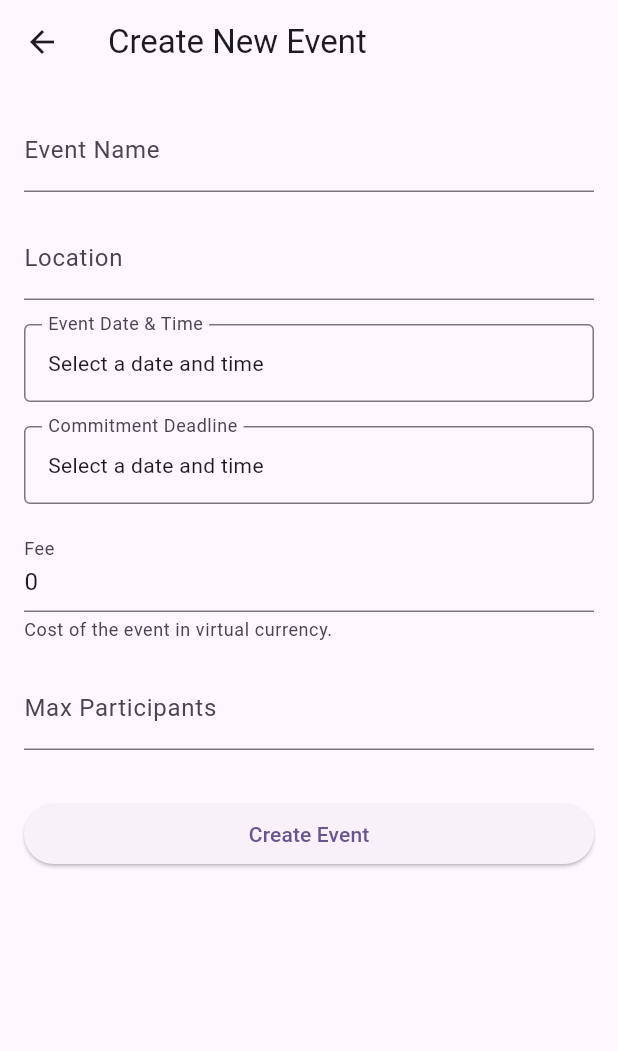
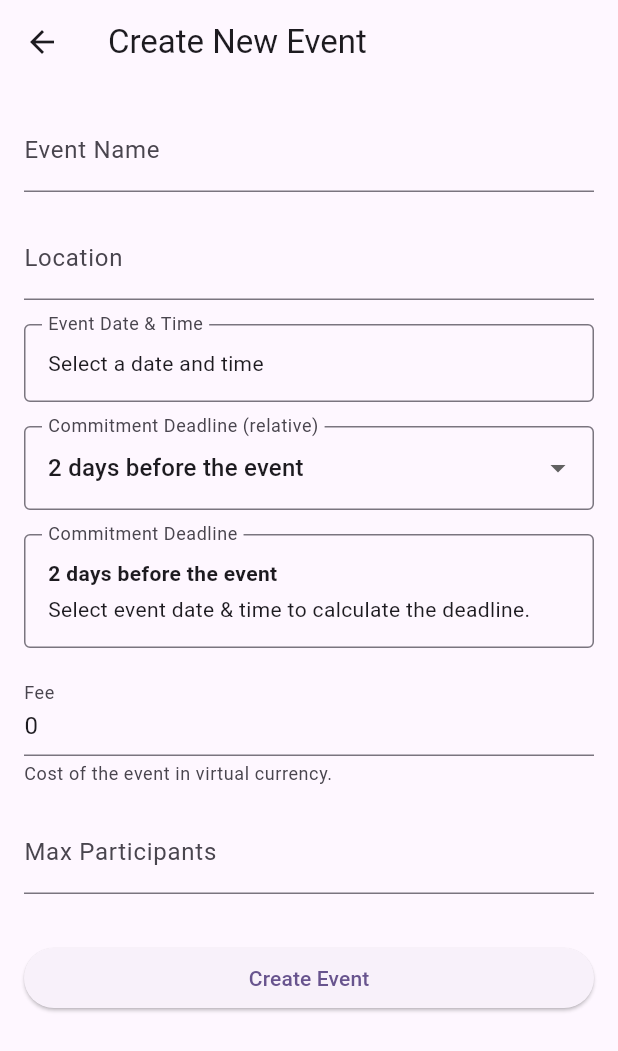
Before and after one commit to amitrke/getspot, a Flutter app: the CreateEventScreen screen opened directly with empty values, on a phone screen of 412 x 824 dp. Shown: the top 1051 px of the screen. Run offline on Flutter 3.47's test engine with Material 3 defaults, Android fonts, the phone set to English and light mode, and no system bars; our stand-ins replace cloud_firestore, cloud_functions, firebase_auth, firebase_core, firebase_messaging, flutter_local_notifications and 2 more; accounts and stored records are empty; network calls fail.

Commit message:
feat: Add relative commitment deadline options and copy group code functionality

```diff
--- a/lib/screens/create_event_screen.dart
+++ b/lib/screens/create_event_screen.dart
@@ -3,6 +3,15 @@ import 'package:firebase_auth/firebase_auth.dart';
 import 'package:flutter/material.dart';
 import 'package:intl/intl.dart';
 import 'dart:developer' as developer;
+
+enum CommitmentDeadlineOption {
+  oneDay,
+  twoDays,
+  threeDays,
+  fourDays,
+  fiveDays,
+  custom,
+}
 
 class CreateEventScreen extends StatefulWidget {
   final String groupId;
@@ -25,6 +34,7 @@ class _CreateEventScreenState extends State<CreateEventScreen> {
   DateTime? _deadlineDate;
   TimeOfDay? _deadlineTime;
   bool _isLoading = false;
+  CommitmentDeadlineOption _deadlineOption = CommitmentDeadlineOption.twoDays;
 
   @override
   void initState() {
@@ -91,11 +101,73 @@ class _CreateEventScreenState extends State<CreateEventScreen> {
       if (isEvent) {
         _eventDate = date;
         _eventTime = time;
+        _applyRelativeDeadline();
       } else {
         _deadlineDate = date;
         _deadlineTime = time;
       }
     });
+  }
+
+  void _applyRelativeDeadline() {
+    final days = _daysBeforeForOption(_deadlineOption);
+    if (days == null) {
+      return;
+    }
+    if (_eventDate == null || _eventTime == null) {
+      _deadlineDate = null;
+      _deadlineTime = null;
+      return;
+    }
+
+    final eventDateTime = DateTime(
+      _eventDate!.year,
+      _eventDate!.month,
+      _eventDate!.day,
+      _eventTime!.hour,
+      _eventTime!.minute,
+    );
+    final deadlineDateTime = eventDateTime.subtract(Duration(days: days));
+    _deadlineDate = DateTime(
+      deadlineDateTime.year,
+      deadlineDateTime.month,
+      deadlineDateTime.day,
+    );
+    _deadlineTime = TimeOfDay.fromDateTime(deadlineDateTime);
+  }
+
+  int? _daysBeforeForOption(CommitmentDeadlineOption option) {
+    switch (option) {
+      case CommitmentDeadlineOption.oneDay:
+        return 1;
+      case CommitmentDeadlineOption.twoDays:
+        return 2;
+      case CommitmentDeadlineOption.threeDays:
+        return 3;
+      case CommitmentDeadlineOption.fourDays:
+        return 4;
+      case CommitmentDeadlineOption.fiveDays:
+        return 5;
+      case CommitmentDeadlineOption.custom:
+        return null;
+    }
+  }
+
+  String _labelForOption(CommitmentDeadlineOption option) {
+    switch (option) {
+      case CommitmentDeadlineOption.oneDay:
+        return '1 day before the event';
+      case CommitmentDeadlineOption.twoDays:
+        return '2 days before the event';
+      case CommitmentDeadlineOption.threeDays:
+        return '3 days before the event';
+      case CommitmentDeadlineOption.fourDays:
+        return '4 days before the event';
+      case CommitmentDeadlineOption.fiveDays:
+        return '5 days before the event';
+      case CommitmentDeadlineOption.custom:
+        return 'Custom date & time';
+    }
   }
 
   Future<void> _createEvent() async {
@@ -172,8 +244,7 @@ class _CreateEventScreenState extends State<CreateEventScreen> {
           ),
         );
       }
-    }
-    finally {
+    } finally {
       if (mounted) {
         setState(() {
           _isLoading = false;
@@ -185,9 +256,7 @@ class _CreateEventScreenState extends State<CreateEventScreen> {
   @override
   Widget build(BuildContext context) {
     return Scaffold(
-      appBar: AppBar(
-        title: const Text('Create New Event'),
-      ),
+      appBar: AppBar(title: const Text('Create New Event')),
       body: Padding(
         padding: const EdgeInsets.all(16.0),
         child: Form(
@@ -223,12 +292,40 @@ class _CreateEventScreenState extends State<CreateEventScreen> {
                 onTap: () => _pickDateTime(isEvent: true),
               ),
               const SizedBox(height: 16),
-              _buildDateTimePicker(
-                label: 'Commitment Deadline',
-                date: _deadlineDate,
-                time: _deadlineTime,
-                onTap: () => _pickDateTime(isEvent: false),
+              DropdownButtonFormField<CommitmentDeadlineOption>(
+                value: _deadlineOption,
+                decoration: const InputDecoration(
+                  labelText: 'Commitment Deadline (relative)',
+                  border: OutlineInputBorder(),
+                ),
+                items: CommitmentDeadlineOption.values
+                    .map(
+                      (option) => DropdownMenuItem(
+                        value: option,
+                        child: Text(_labelForOption(option)),
+                      ),
+                    )
+                    .toList(),
+                onChanged: (value) {
+                  if (value == null) return;
+                  setState(() {
+                    _deadlineOption = value;
+                    if (value != CommitmentDeadlineOption.custom) {
+                      _applyRelativeDeadline();
+                    }
+                  });
+                },
               ),
+              const SizedBox(height: 16),
+              if (_deadlineOption == CommitmentDeadlineOption.custom)
+                _buildDateTimePicker(
+                  label: 'Commitment Deadline',
+                  date: _deadlineDate,
+                  time: _deadlineTime,
+                  onTap: () => _pickDateTime(isEvent: false),
+                )
+              else
+                _buildDeadlineSummary(),
               const SizedBox(height: 16),
               TextFormField(
                 controller: _feeController,
@@ -247,7 +344,9 @@ class _CreateEventScreenState extends State<CreateEventScreen> {
               const SizedBox(height: 16),
               TextFormField(
                 controller: _maxParticipantsController,
-                decoration: const InputDecoration(labelText: 'Max Participants'),
+                decoration: const InputDecoration(
+                  labelText: 'Max Participants',
+                ),
                 keyboardType: TextInputType.number,
                 validator: (value) {
                   if (value == null || int.tryParse(value) == null) {
@@ -267,6 +366,34 @@ class _CreateEventScreenState extends State<CreateEventScreen> {
             ],
           ),
         ),
+      ),
+    );
+  }
+
+  Widget _buildDeadlineSummary() {
+    final theme = Theme.of(context);
+    final deadlineSet = _deadlineDate != null && _deadlineTime != null;
+    final formatted = deadlineSet
+        ? '${DateFormat.yMMMd().format(_deadlineDate!)} at ${_deadlineTime!.format(context)}'
+        : 'Select event date & time to calculate the deadline.';
+
+    return InputDecorator(
+      decoration: const InputDecoration(
+        labelText: 'Commitment Deadline',
+        border: OutlineInputBorder(),
+      ),
+      child: Column(
+        crossAxisAlignment: CrossAxisAlignment.start,
+        children: [
+          Text(
+            _labelForOption(_deadlineOption),
+            style: theme.textTheme.bodyMedium?.copyWith(
+              fontWeight: FontWeight.w600,
+            ),
+          ),
+          const SizedBox(height: 4),
+          Text(formatted),
+        ],
       ),
     );
   }
```
Also changed, not shown: lib/screens/group_details_screen.dart (+44 -8 lines).
